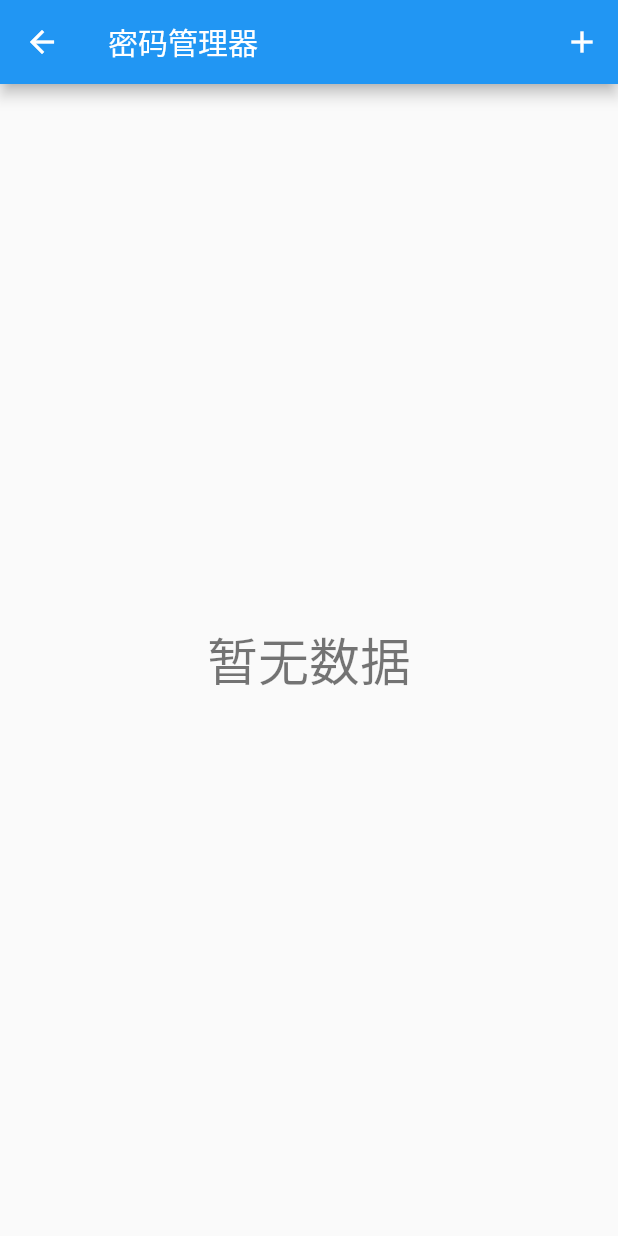
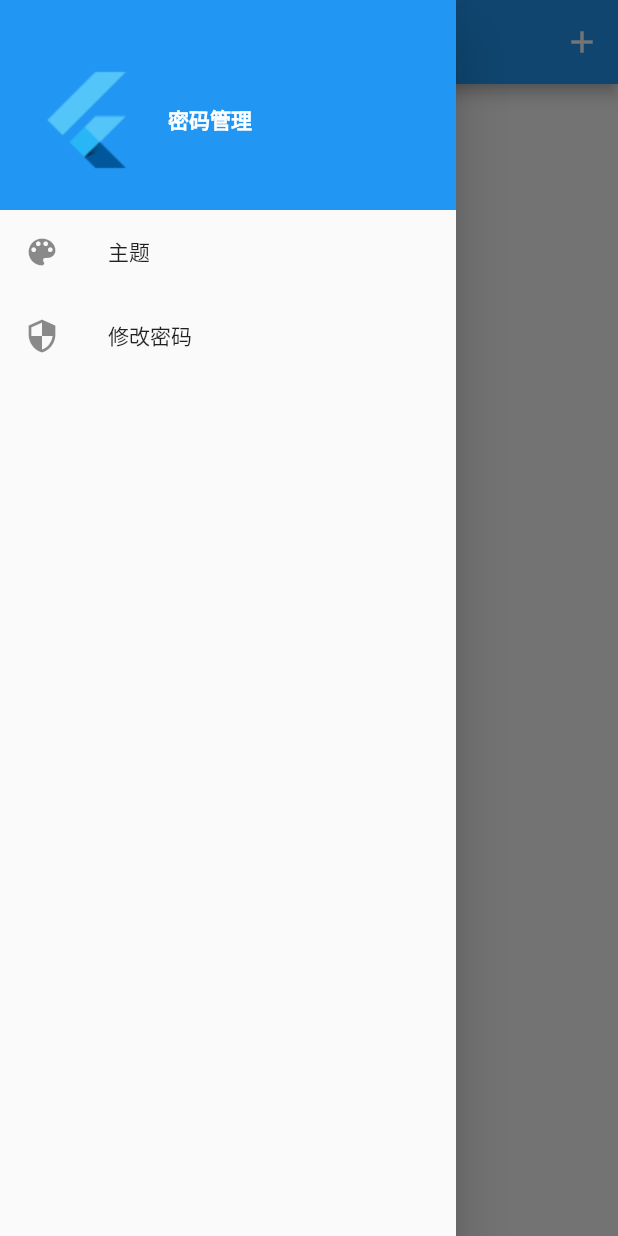
Before and after one commit to caiworld/password_manager, a Flutter app: the MyHomePage screen opened by its route, with the side drawer open (before the commit the screen has no drawer), on a phone screen of 412 x 824 dp. Run offline on Flutter 3.47's test engine with Material 2 defaults, Android fonts, the phone set to English and light mode, and no system bars; drawn by our look-alikes of pull_to_refresh; our stand-ins replace convert, fluttertoast, shared_preferences, sqflite; missing offline and left inert: flukit, flutter_string_encryption; accounts and stored records are empty; generated files the repository leaves out were written again.

Commit message:
增加侧边栏效果

```diff
--- a/lib/common/Global.dart
+++ b/lib/common/Global.dart
@@ -10,7 +10,7 @@ class Global {
   /// 初始化全局信息
   static Future init() async {
     _prefs = await SharedPreferences.getInstance();
-    savePassword("123456");
+//    savePassword("123456");
   }
 
   /// 保存用户终极密码
--- a/lib/main.dart
+++ b/lib/main.dart
@@ -11,6 +11,7 @@ import 'package:password_manager/route/login_route.dart';
 import 'package:password_manager/route/register_route.dart';
 import 'package:password_manager/service/pwd_manager_service.dart';
 import 'package:password_manager/widget/loading_view.dart';
+import 'package:password_manager/widget/my_drawer.dart';
 import 'package:password_manager/widget/pwd_manager_item.dart';
 import 'package:provider/provider.dart';
 import 'package:pull_to_refresh/pull_to_refresh.dart';
@@ -49,7 +50,7 @@ class MyApp extends StatelessWidget {
   }
 
   Widget _buildHome() {
-    if (Global.getPwdMd5().isNotEmpty) {
+    if (Global.getPwdMd5() != null && Global.getPwdMd5().isNotEmpty) {
       return LoginRoute();
     } else {
       return RegisterRoute();
@@ -93,6 +94,7 @@ class _MyHomePageState extends State<MyHomePage> with WidgetsBindingObserver {
         ],
       ),
       body: _buildBody(),
+      drawer: MyDrawer(),
     );
   }
 
@@ -177,7 +179,9 @@ class _MyHomePageState extends State<MyHomePage> with WidgetsBindingObserver {
   bool isReq = false;
 
   Widget _listView() {
-    return SmartRefresher(
+    return RefreshConfiguration(
+      hideFooterWhenNotFull:true,
+      child: SmartRefresher(
         controller: _refreshController,
         onRefresh: _refreshData,
         onLoading: _loadData,
@@ -226,6 +230,7 @@ class _MyHomePageState extends State<MyHomePage> with WidgetsBindingObserver {
                     ),
                   )
             : LoadingView(),
+      ),
     );
   }
 
--- a/lib/route/register_route.dart
+++ b/lib/route/register_route.dart
@@ -70,7 +70,7 @@ class _RegisterRouteState extends State<RegisterRoute> {
                 child: ConstrainedBox(
                   constraints: BoxConstraints.expand(height: 55),
                   child: RaisedButton(
-                    onPressed: _register,
+                    onPressed: _register(),
                     child: Text("进入"),
                     color: Theme.of(context).primaryColor,
                     textColor: Colors.white,
--- /dev/null
+++ b/lib/widget/my_drawer.dart
@@ -0,0 +1,72 @@
+import 'dart:io';
+
+import 'package:flutter/material.dart';
+import 'package:password_manager/common/utils.dart';
+
+class MyDrawer extends StatelessWidget {
+  @override
+  Widget build(BuildContext context) {
+    return Drawer(
+      // 移除顶部padding
+      child: MediaQuery.removePadding(
+          context: context,
+          removeTop: true,
+          child: Column(
+            crossAxisAlignment: CrossAxisAlignment.start,
+            children: <Widget>[
+              // 构建抽屉菜单头部
+              _buildHeader(context),
+              // 构建功能菜单
+              Expanded(child: _buildMenus()),
+            ],
+          )),
+    );
+  }
+
+  /// 构建菜单头部
+  Widget _buildHeader(BuildContext context) {
+    return GestureDetector(
+      child: Container(
+        color: Theme.of(context).primaryColor,
+        padding: const EdgeInsets.only(top: 40, bottom: 20),
+        child: Row(
+          children: <Widget>[
+            Padding(
+              padding: const EdgeInsets.symmetric(horizontal: 16),
+              child: Image.asset(
+                "imgs/ic_launcher.png",
+                width: 80,
+              ),
+            ),
+            Text(
+              "密码管理",
+              style:
+                  TextStyle(fontWeight: FontWeight.bold, color: Colors.white),
+            ),
+          ],
+        ),
+      ),
+      onTap: () {
+        Utils.showToast("密码管理工具");
+      },
+    );
+  }
+
+  /// 构建功能菜单
+  Widget _buildMenus() {
+    return ListView(
+      children: <Widget>[
+        ListTile(
+          leading: const Icon(Icons.color_lens),
+          title: Text("主题"),
+          onTap: () => {Utils.showToast("切换主题")},
+        ),
+        ListTile(
+          leading: const Icon(Icons.security),
+          title: Text("修改密码"),
+          onTap: () => Utils.showToast("修改密码"),
+        )
+      ],
+    );
+  }
+}
--- a/pubspec.yaml
+++ b/pubspec.yaml
@@ -58,6 +58,9 @@ flutter:
   # the material Icons class.
   uses-material-design: true
 
+  assets:
+    - imgs/ic_launcher.png
+
   # To add assets to your application, add an assets section, like this:
   # assets:
   #  - images/a_dot_burr.jpeg
```
Also changed, not shown: imgs/ic_launcher.png (added). Lines whose indentation alone changed are shown as unchanged.
